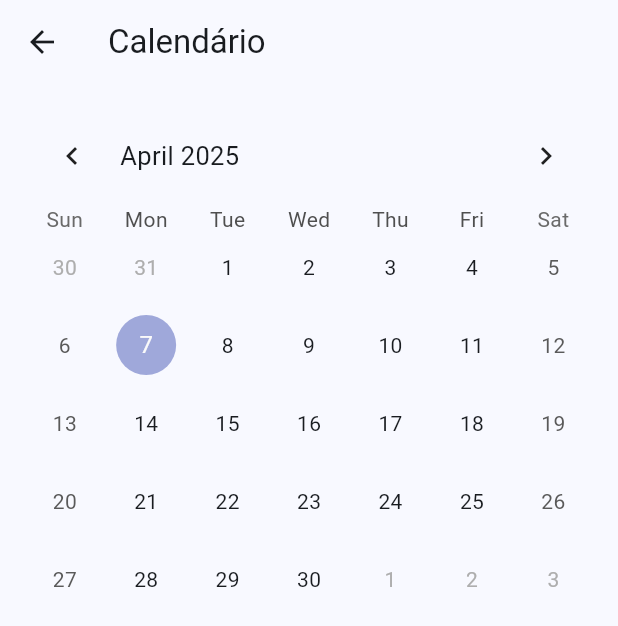
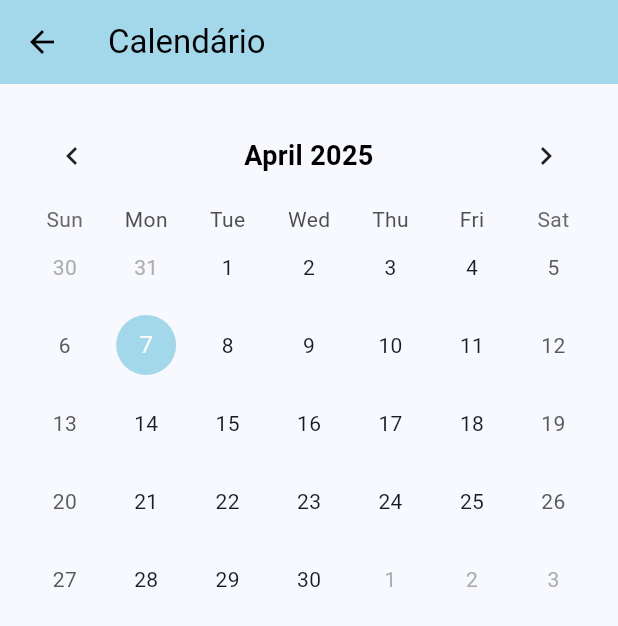
Before and after one commit to FernandoYaginuma/MoodSync, a Flutter app: the CalendarView screen opened by its route, on a phone screen of 412 x 824 dp. Shown: the top 626 px of the screen. Run offline on Flutter 3.47's test engine with Material 3 defaults, Android fonts, the phone set to English and light mode, and no system bars; drawn by our look-alikes of table_calendar; our stand-ins replace device_preview, shared_preferences; accounts and stored records are empty.

Commit message:
adicionando layout

```diff
--- a/lib/View/calendar_view.dart
+++ b/lib/View/calendar_view.dart
@@ -17,7 +17,11 @@ class _CalendarViewState extends State<CalendarView> {
   @override
   Widget build(BuildContext context) {
     return Scaffold(
-      appBar: AppBar(title: const Text("Calendário")),
+      appBar: AppBar(
+        title: const Text("Calendário"),
+        backgroundColor: AppColors.blueLogo,
+        foregroundColor: AppColors.blackBackground,
+      ),
       body: Padding(
         padding: const EdgeInsets.all(16.0),
         child: Column(
@@ -27,7 +31,25 @@ class _CalendarViewState extends State<CalendarView> {
               lastDay: DateTime.utc(2025, 12, 31),
               focusedDay: _focusedDay,
               calendarFormat: CalendarFormat.month,
-              headerStyle: const HeaderStyle(formatButtonVisible: false),
+              headerStyle: const HeaderStyle(
+                formatButtonVisible: false,
+                titleCentered: true,
+                titleTextStyle: TextStyle(
+                  color: Color.fromARGB(255, 0, 0, 0),
+                  fontSize: 18,
+                  fontWeight: FontWeight.bold,
+                ),
+              ),
+              calendarStyle: const CalendarStyle(
+                todayDecoration: BoxDecoration(
+                  color: AppColors.blueLogo,
+                  shape: BoxShape.circle,
+                ),
+                selectedDecoration: BoxDecoration(
+                  color: Colors.orangeAccent,
+                  shape: BoxShape.circle,
+                ),
+              ),
               selectedDayPredicate: (_) => false,
               onDaySelected: (selectedDay, focusedDay) {
                 setState(() {
@@ -43,7 +65,6 @@ class _CalendarViewState extends State<CalendarView> {
               },
             ),
             const SizedBox(height: 20),
-
             if (_selectedDay != null) ...[
               Text(
                 "Selecionado: ${DateFormat('dd/MM/yyyy').format(_selectedDay!)}",
--- a/lib/View/professional_view.dart
+++ b/lib/View/professional_view.dart
@@ -1,3 +1,4 @@
+import 'package:android2/theme/colors.dart';
 import 'package:flutter/material.dart';
 
 class ProfessionalView extends StatefulWidget {
@@ -95,8 +96,8 @@ class _ProfessionalViewState extends State<ProfessionalView> {
             ElevatedButton(
               onPressed: _saveProfessionals,
               style: ElevatedButton.styleFrom(
-                backgroundColor: Colors.blueAccent,
-                foregroundColor: Colors.white,
+                backgroundColor: AppColors.blueLogo,
+                foregroundColor: AppColors.blankBackground,
                 padding: const EdgeInsets.symmetric(vertical: 16),
               ),
               child: const Text("Salvar"),
```
Also changed, not shown: lib/View/day_view.dart (+14 -4 lines), lib/View/feelings_view.dart (+5 -2 lines).
